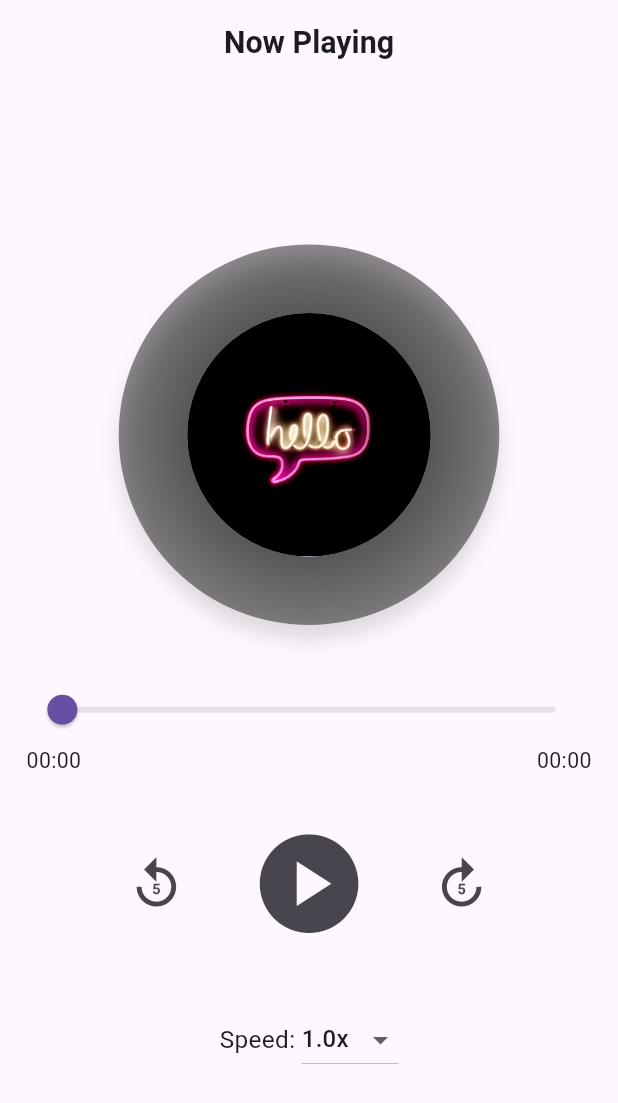
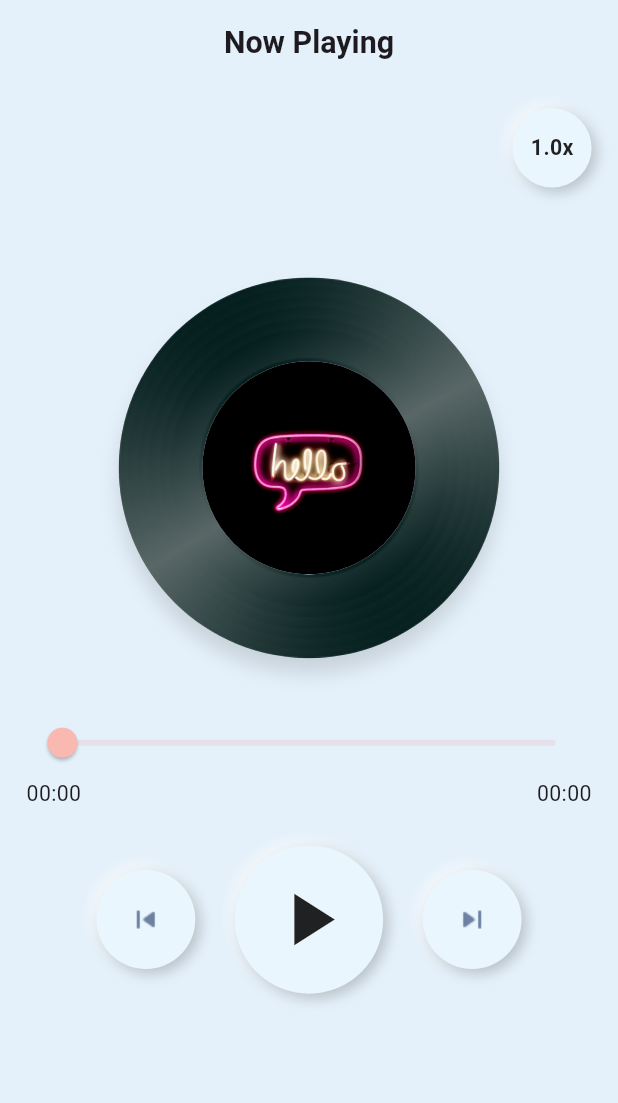
Before and after one commit to RohanBudhathoki/musicapp, a Flutter app: the screen it shows after launch, on a phone screen of 412 x 824 dp. Shown: the top 1103 px of the screen. Run offline on Flutter 3.47's test engine with Material 3 defaults, Android fonts, the phone set to English and light mode, and no system bars; our stand-ins replace flutter_mobx, flutter_neumorphic_plus, flutter_screenutil, get_it, injectable, just_audio and 2 more; generated files the repository leaves out were written again.

Commit message:
refactored main UI

```diff
--- a/lib/features/musicplayer/presentation/store/audio_store.dart
+++ b/lib/features/musicplayer/presentation/store/audio_store.dart
@@ -5,6 +5,7 @@ import 'package:injectable/injectable.dart';
 import 'package:just_audio/just_audio.dart';
 import 'package:mobx/mobx.dart';
 import 'package:musicapp/features/musicplayer/domain/repo/music_player_repo.dart';
+import 'package:rxdart/rxdart.dart';
 
 part 'audio_store.g.dart';
 
@@ -51,10 +52,11 @@ abstract class _AudioStore with Store {
       isPlaying = state.playing;
     });
 
-    _positionSubscription = positionStream.listen((pos) {
-      currentPosition = pos;
-    });
-
+    _positionSubscription = positionStream
+        .throttleTime(const Duration(milliseconds: 1))
+        .listen((pos) {
+          currentPosition = pos;
+        });
     _durationSubscription = durationStream.listen((dur) {
       currentDuration = dur ?? Duration.zero;
     });
--- a/lib/features/musicplayer/presentation/ui/music_player.dart
+++ b/lib/features/musicplayer/presentation/ui/music_player.dart
@@ -4,6 +4,10 @@ import 'package:flutter_screenutil/flutter_screenutil.dart';
 import 'package:musicapp/core/dependecy_injection/injectable_config.dart';
 import 'package:musicapp/core/utils/ui_helper.dart';
 import 'package:musicapp/features/musicplayer/presentation/store/audio_store.dart';
+import 'package:musicapp/features/musicplayer/presentation/ui/widget/controls_button.dart';
+import 'package:musicapp/features/musicplayer/presentation/ui/widget/cover_art_animation.dart';
+import 'package:musicapp/features/musicplayer/presentation/ui/widget/seek_slider.dart';
+import 'package:musicapp/features/musicplayer/presentation/ui/widget/speed_control.dart';
 
 class AudioPlayerScreen extends StatefulWidget {
   const AudioPlayerScreen({super.key});
@@ -30,14 +34,18 @@ class _AudioPlayerScreenState extends State<AudioPlayerScreen> {
   @override
   Widget build(BuildContext context) {
     return Scaffold(
+      backgroundColor: Color(0xffE4F0FA),
       appBar: AppBar(
+        backgroundColor: Color(0xffE4F0FA),
         title: Text(
           'Now Playing',
           style: TextStyle(fontSize: 20.sp, fontWeight: FontWeight.bold),
         ),
         centerTitle: true,
       ),
-      body: Padding(
+      body: Stack(
+        children: [
+          Padding(
             padding: EdgeInsets.all(16.w),
             child: Column(
               mainAxisAlignment: MainAxisAlignment.center,
@@ -49,173 +57,29 @@ class _AudioPlayerScreenState extends State<AudioPlayerScreen> {
                             ? 'assets/png/welcome.png'
                             : 'assets/png/shape_of_you_cover.png';
 
-                return Stack(
-                  alignment: Alignment.center,
-                  children: [
-                    Container(
-                      height: 250.r,
-                      width: 250.r,
-                      decoration: const BoxDecoration(
-                        shape: BoxShape.circle,
-                        gradient: RadialGradient(
-                          colors: [Colors.black87, Colors.black45],
-                        ),
-                        boxShadow: [
-                          BoxShadow(
-                            color: Colors.black12,
-                            blurRadius: 10,
-                            offset: Offset(0, 10),
-                          ),
-                        ],
-                      ),
-                    ),
-                    CircleAvatar(
-                      radius: 80.r,
-                      backgroundImage: AssetImage(imagePath),
-                    ),
-                  ],
+                    return SpinningCoverArt(
+                      imagePath: imagePath,
+                      isPlaying: store.isPlaying,
                     );
                   },
                 ),
 
                 UiHelper.verticalSpacing(32.h),
-
-            _buildSeekSlider(store),
-
+                SeekBar(store: store),
                 UiHelper.verticalSpacing(24.h),
-
-            _buildControlsRow(store),
-
+                NeumorphicControlsRow(store: store),
                 UiHelper.verticalSpacing(32.h),
-
-            _buildSpeedControl(store),
               ],
             ),
           ),
-    );
-  }
 
-  Widget _buildControlsRow(AudioStore store) {
-    return Observer(
-      builder:
-          (_) => Row(
-            mainAxisAlignment: MainAxisAlignment.center,
-            children: [
-              IconButton(
-                iconSize: 36.w,
-                icon: const Icon(Icons.replay_5),
-                onPressed: () {
-                  final newPosition =
-                      store.currentPosition - Duration(seconds: 5);
-                  store.seek(
-                    newPosition > Duration.zero ? newPosition : Duration.zero,
-                  );
-                },
-                tooltip: 'Rewind 5 seconds',
-              ),
-              SizedBox(width: 24.w),
-              IconButton(
-                iconSize: 72.w,
-                icon: Icon(
-                  store.isPlaying ? Icons.pause_circle : Icons.play_circle,
-                ),
-                onPressed: () => store.isPlaying ? store.pause() : store.play(),
-                tooltip: store.isPlaying ? 'Pause' : 'Play',
-              ),
-              SizedBox(width: 24.w),
-              IconButton(
-                iconSize: 36.w,
-                icon: const Icon(Icons.forward_5),
-                onPressed: () {
-                  final newPosition =
-                      store.currentPosition + Duration(seconds: 5);
-                  store.seek(
-                    newPosition < store.currentDuration
-                        ? newPosition
-                        : store.currentDuration,
-                  );
-                },
-                tooltip: 'Forward 5 seconds',
+          Positioned(
+            top: 16.h,
+            right: 16.w,
+            child: NeumorphicSpeedControl(store: store),
           ),
         ],
       ),
     );
   }
-
-  Widget _buildSeekSlider(AudioStore store) {
-    return StreamBuilder<Duration>(
-      stream: store.positionStream,
-      builder: (context, positionSnapshot) {
-        final position = positionSnapshot.data ?? Duration.zero;
-
-        return StreamBuilder<Duration?>(
-          stream: store.durationStream,
-          builder: (context, durationSnapshot) {
-            final duration = durationSnapshot.data ?? Duration.zero;
-
-            final current = position.inMilliseconds.toDouble();
-            final max = duration.inMilliseconds.toDouble();
-
-            return Column(
-              children: [
-                Slider(
-                  min: 0,
-                  max: max > 0 ? max : 1,
-                  value: current.clamp(0, max),
-                  onChanged: (value) {
-                    store.seek(Duration(milliseconds: value.toInt()));
-                  },
-                ),
-                Row(
-                  mainAxisAlignment: MainAxisAlignment.spaceBetween,
-                  children: [
-                    Text(
-                      _formatDuration(position),
-                      style: TextStyle(fontSize: 14.sp),
-                    ),
-                    Text(
-                      _formatDuration(duration),
-                      style: TextStyle(fontSize: 14.sp),
-                    ),
-                  ],
-                ),
-              ],
-            );
-          },
-        );
-      },
-    );
 }
-
-  Widget _buildSpeedControl(AudioStore store) {
-    return Observer(
-      builder:
-          (_) => Row(
-            mainAxisAlignment: MainAxisAlignment.center,
-            children: [
-              Text('Speed: ', style: TextStyle(fontSize: 16.sp)),
-              DropdownButton<double>(
-                value: store.speed,
-                items:
-                    const [0.5, 0.75, 1.0, 1.25, 1.5, 2.0].map((speed) {
-                      return DropdownMenuItem(
-                        value: speed,
-                        child: Text('${speed}x'),
-                      );
-                    }).toList(),
-                onChanged: (value) {
-                  if (value != null) store.setSpeed(value);
-                },
-              ),
-            ],
-          ),
-    );
-  }
-
-  String _formatDuration(Duration duration) {
-    String twoDigits(int n) => n.toString().padLeft(2, '0');
-    final minutes = twoDigits(duration.inMinutes.remainder(60));
-    final seconds = twoDigits(duration.inSeconds.remainder(60));
-    return "$minutes:$seconds";
-  }
-}
--- /dev/null
+++ b/lib/features/musicplayer/presentation/ui/widget/controls_button.dart
@@ -0,0 +1,106 @@
+import 'package:flutter_mobx/flutter_mobx.dart';
+import 'package:flutter_neumorphic_plus/flutter_neumorphic.dart';
+import 'package:flutter_screenutil/flutter_screenutil.dart';
+import 'package:musicapp/features/musicplayer/presentation/store/audio_store.dart';
+
+class NeumorphicControlsRow extends StatelessWidget {
+  final AudioStore store;
+
+  const NeumorphicControlsRow({super.key, required this.store});
+
+  @override
+  Widget build(BuildContext context) {
+    return Observer(
+      builder:
+          (_) => Row(
+            mainAxisAlignment: MainAxisAlignment.center,
+            children: [
+              _buildNeumorphicImageButton(
+                image: Image.asset('assets/png/previous.png'),
+                size: 60.w,
+                onTap: () {
+                  final newPosition =
+                      store.currentPosition - const Duration(seconds: 5);
+                  store.seek(
+                    newPosition > Duration.zero ? newPosition : Duration.zero,
+                  );
+                },
+                tooltip: 'Rewind 5 seconds',
+              ),
+              SizedBox(width: 24.w),
+              _buildNeumorphicIconButton(
+                icon: store.isPlaying ? Icons.pause : Icons.play_arrow,
+                size: 90.w,
+                onTap: () => store.isPlaying ? store.pause() : store.play(),
+                tooltip: store.isPlaying ? 'Pause' : 'Play',
+              ),
+              SizedBox(width: 24.w),
+              _buildNeumorphicImageButton(
+                image: Image.asset('assets/png/next.png'),
+                size: 60.w,
+                onTap: () {
+                  final newPosition =
+                      store.currentPosition + const Duration(seconds: 5);
+                  store.seek(
+                    newPosition < store.currentDuration
+                        ? newPosition
+                        : store.currentDuration,
+                  );
+                },
+                tooltip: 'Forward 5 seconds',
+              ),
+            ],
+          ),
+    );
+  }
+
+  Widget _buildNeumorphicImageButton({
+    required Widget image,
+    required double size,
+    required VoidCallback onTap,
+    String? tooltip,
+  }) {
+    return NeumorphicButton(
+      onPressed: onTap,
+      style: NeumorphicStyle(
+        boxShape: const NeumorphicBoxShape.circle(),
+        depth: 6,
+        intensity: 0.8,
+        shape: NeumorphicShape.flat,
+        color: const Color(0xFFEAF6FE),
+        shadowDarkColor: Colors.black26,
+        shadowLightColor: Colors.white,
+      ),
+      padding: EdgeInsets.all(size * 0.2),
+      child: Tooltip(
+        message: tooltip ?? '',
+        child: SizedBox(width: size * 0.6, height: size * 0.6, child: image),
+      ),
+    );
+  }
+
+  Widget _buildNeumorphicIconButton({
+    required IconData icon,
+    required double size,
+    required VoidCallback onTap,
+    String? tooltip,
+  }) {
+    return NeumorphicButton(
+      onPressed: onTap,
+      style: NeumorphicStyle(
+        boxShape: const NeumorphicBoxShape.circle(),
+        depth: 6,
+        intensity: 0.8,
+        shape: NeumorphicShape.flat,
+        color: const Color(0xFFEAF6FE),
+        shadowDarkColor: Colors.black26,
+        shadowLightColor: Colors.white,
+      ),
+      padding: EdgeInsets.all(size * 0.2),
+      child: Tooltip(
+        message: tooltip ?? '',
+        child: Icon(icon, size: size * 0.6, color: Colors.black87),
+      ),
+    );
+  }
+}
--- /dev/null
+++ b/lib/features/musicplayer/presentation/ui/widget/cover_art_animation.dart
@@ -0,0 +1,97 @@
+import 'dart:math';
+
+import 'package:flutter/material.dart';
+import 'package:flutter_screenutil/flutter_screenutil.dart';
+
+class SpinningCoverArt extends StatefulWidget {
+  final String imagePath;
+  final bool isPlaying;
+
+  const SpinningCoverArt({
+    required this.imagePath,
+    required this.isPlaying,
+    super.key,
+  });
+
+  @override
+  State<SpinningCoverArt> createState() => _SpinningCoverArtState();
+}
+
+class _SpinningCoverArtState extends State<SpinningCoverArt>
+    with SingleTickerProviderStateMixin {
+  late final AnimationController _controller;
+
+  @override
+  void initState() {
+    super.initState();
+    _controller = AnimationController(
+      vsync: this,
+      duration: const Duration(seconds: 20),
+    );
+
+    if (widget.isPlaying) {
+      _controller.repeat();
+    }
+  }
+
+  @override
+  void didUpdateWidget(covariant SpinningCoverArt oldWidget) {
+    super.didUpdateWidget(oldWidget);
+
+    // Control animation on play/pause
+    if (widget.isPlaying && !_controller.isAnimating) {
+      _controller.repeat();
+    } else if (!widget.isPlaying && _controller.isAnimating) {
+      _controller.stop();
+    }
+  }
+
+  @override
+  void dispose() {
+    _controller.dispose();
+    super.dispose();
+  }
+
+  @override
+  Widget build(BuildContext context) {
+    return AnimatedBuilder(
+      animation: _controller,
+      builder: (_, child) {
+        return Transform.rotate(
+          angle: _controller.value * 2 * pi,
+          child: child,
+        );
+      },
+      child: Stack(
+        alignment: Alignment.center,
+        children: [
+          Container(
+            height: 250.r,
+            width: 250.r,
+            decoration: const BoxDecoration(
+              image: DecorationImage(
+                image: AssetImage('assets/png/cover_bg.png'),
+                fit: BoxFit.cover,
+              ),
+              shape: BoxShape.circle,
+              gradient: RadialGradient(
+                colors: [Colors.black87, Colors.black45],
+              ),
+              boxShadow: [
+                BoxShadow(
+                  color: Colors.black12,
+                  blurRadius: 10,
+                  offset: Offset(0, 10),
+                ),
+              ],
+            ),
+          ),
+          CircleAvatar(
+            radius: 70.r,
+            backgroundImage: AssetImage(widget.imagePath),
+          ),
+        ],
+      ),
+    );
+  }
+}
--- /dev/null
+++ b/lib/features/musicplayer/presentation/ui/widget/seek_slider.dart
@@ -0,0 +1,71 @@
+import 'package:flutter/material.dart';
+import 'package:flutter_mobx/flutter_mobx.dart';
+import 'package:flutter_screenutil/flutter_screenutil.dart';
+import 'package:musicapp/features/musicplayer/presentation/store/audio_store.dart';
+
+class SeekBar extends StatefulWidget {
+  final AudioStore store;
+  const SeekBar({required this.store, super.key});
+
+  @override
+  State<SeekBar> createState() => _SeekBarState();
+}
+
+class _SeekBarState extends State<SeekBar> {
+  bool _isUserSeeking = false;
+  double _seekValue = 0;
+
+  @override
+  Widget build(BuildContext context) {
+    return Observer(
+      builder: (_) {
+        final store = widget.store;
+        final duration = store.currentDuration.inMilliseconds.toDouble();
+        final position = store.currentPosition.inMilliseconds.toDouble();
+
+        final currentValue = _isUserSeeking ? _seekValue : position;
+
+        return Column(
+          children: [
+            Slider(
+              activeColor: Color(0xffF9B9B0),
+              min: 0,
+              max: duration > 0 ? duration : 1,
+              value: currentValue.clamp(0, duration),
+              onChangeStart: (_) {
+                setState(() => _isUserSeeking = true);
+              },
+              onChanged: (value) {
+                setState(() => _seekValue = value);
+              },
+              onChangeEnd: (value) {
+                setState(() => _isUserSeeking = false);
+                store.seek(Duration(milliseconds: value.toInt()));
+              },
+            ),
+            Row(
+              mainAxisAlignment: MainAxisAlignment.spaceBetween,
+              children: [
+                Text(
+                  _formatDuration(Duration(milliseconds: currentValue.toInt())),
+                  style: TextStyle(fontSize: 14.sp),
+                ),
+                Text(
+                  _formatDuration(store.currentDuration),
+                  style: TextStyle(fontSize: 14.sp),
+                ),
+              ],
+            ),
+          ],
+        );
+      },
+    );
+  }
+}
+
+String _formatDuration(Duration duration) {
+  String twoDigits(int n) => n.toString().padLeft(2, '0');
+  final minutes = twoDigits(duration.inMinutes.remainder(60));
+  final seconds = twoDigits(duration.inSeconds.remainder(60));
+  return "$minutes:$seconds";
+}
--- /dev/null
+++ b/lib/features/musicplayer/presentation/ui/widget/speed_control.dart
@@ -0,0 +1,56 @@
+import 'package:flutter_mobx/flutter_mobx.dart';
+import 'package:flutter_neumorphic_plus/flutter_neumorphic.dart';
+
+import 'package:flutter_screenutil/flutter_screenutil.dart';
+import 'package:musicapp/features/musicplayer/presentation/store/audio_store.dart';
+
+class NeumorphicSpeedControl extends StatelessWidget {
+  final AudioStore store;
+
+  const NeumorphicSpeedControl({super.key, required this.store});
+
+  @override
+  Widget build(BuildContext context) {
+    const speeds = [0.5, 0.75, 1.0, 1.25, 1.5, 2.0];
+
+    return Observer(
+      builder: (_) {
+        final currentIndex = speeds.indexOf(store.speed);
+        final nextIndex = (currentIndex + 1) % speeds.length;
+        final nextSpeed = speeds[nextIndex];
+
+        return Row(
+          mainAxisAlignment: MainAxisAlignment.center,
+          children: [
+            NeumorphicButton(
+              onPressed: () => store.setSpeed(nextSpeed),
+              style: NeumorphicStyle(
+                boxShape: const NeumorphicBoxShape.circle(),
+                depth: 6,
+                intensity: 0.8,
+                shape: NeumorphicShape.flat,
+                color: const Color(0xFFEAF6FE),
+                shadowDarkColor: Colors.black26,
+                shadowLightColor: Colors.white,
+              ),
+              padding: EdgeInsets.zero,
+              child: Container(
+                width: 48.w,
+                height: 48.w,
+                alignment: Alignment.center,
+                child: Text(
+                  '${store.speed}x',
+                  style: TextStyle(
+                    color: Colors.black87,
+                    fontSize: 14.sp,
+                    fontWeight: FontWeight.bold,
+                  ),
+                ),
+              ),
+            ),
+          ],
+        );
+      },
+    );
+  }
+}
--- a/pubspec.yaml
+++ b/pubspec.yaml
@@ -22,6 +22,8 @@ dependencies:
   just_audio: ^0.10.3
   flutter_screenutil: ^5.9.3
   injectable: ^2.3.2
+  rxdart: ^0.27.7
+  flutter_neumorphic_plus: ^3.4.0
 
 dev_dependencies:
   flutter_test:
```
Also changed, not shown: assets/png/cover_bg.png (added), assets/png/next.png (added), assets/png/previous.png (added), lib/core/dependecy_injection/injectable_config.config.dart, pubspec.lock, 9 other files. Lines whose indentation alone changed are shown as unchanged.
